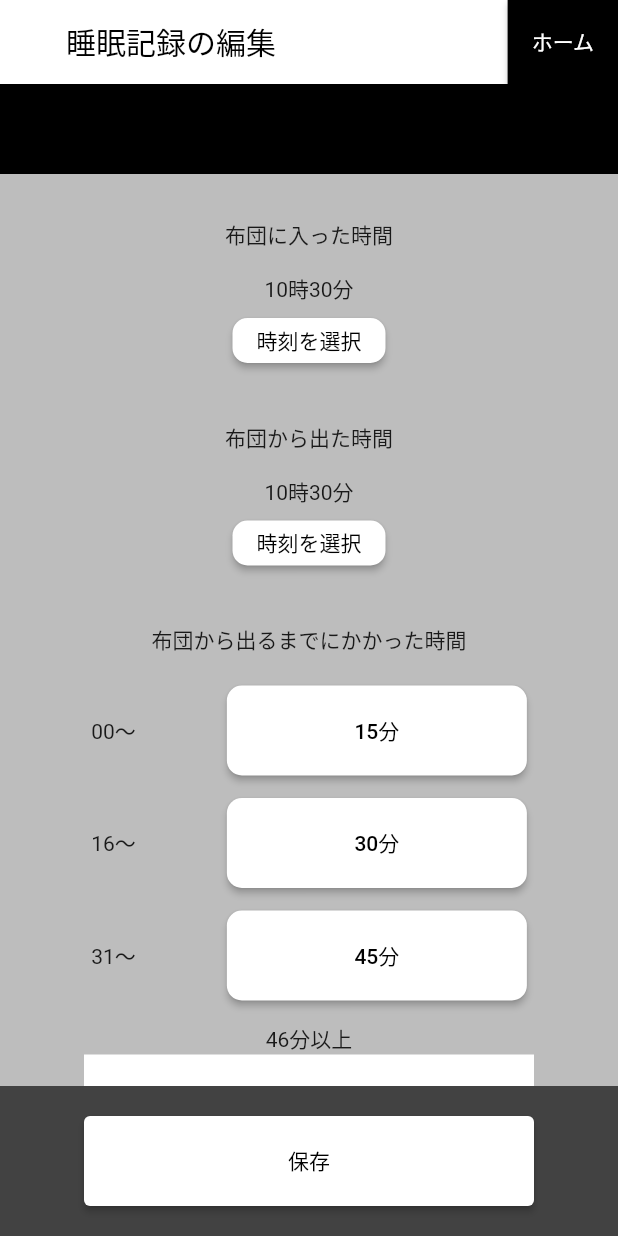
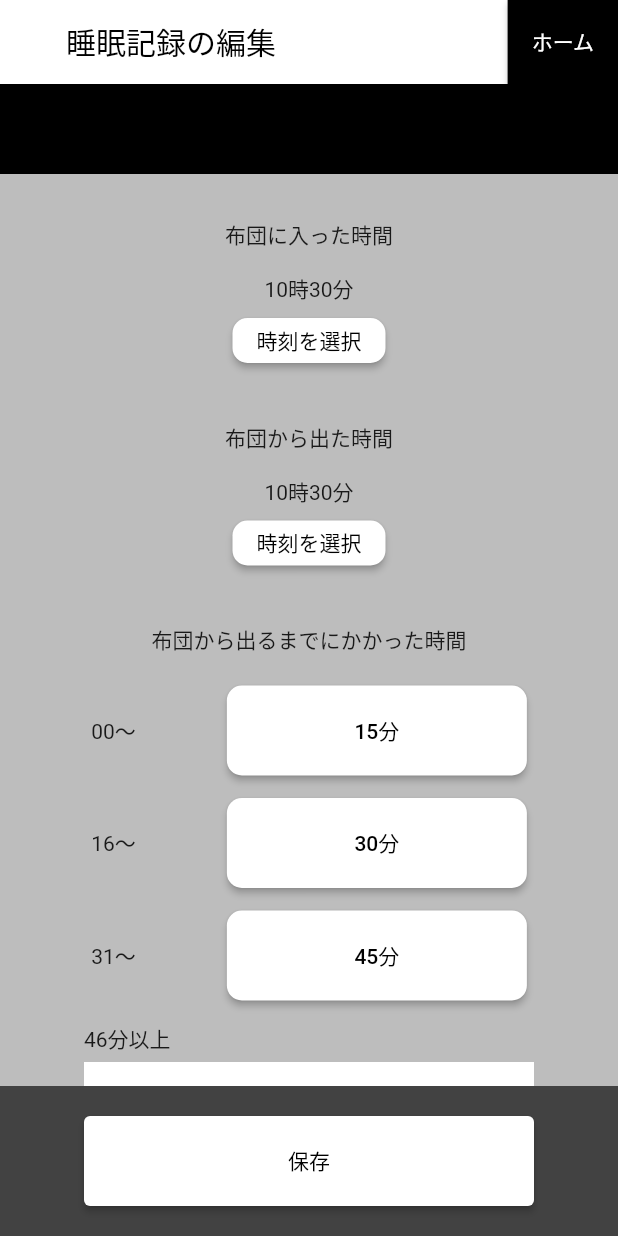
Before and after one commit to codeforjapan/Gussuri, a Flutter app: the SleepyEdit screen opened directly with empty values, on a phone screen of 412 x 824 dp. Run offline on Flutter 3.47's test engine with Material 2 defaults, Android fonts, the phone set to English and light mode, and no system bars; our stand-ins replace cloud_firestore, device_info_plus, firebase_core, flutter_screenutil, table_calendar; accounts and stored records are empty; generated files the repository leaves out were written again; statements that could not run were skipped.

Commit message:
fix: select box label

```diff
--- a/lib/sleepyEdit.dart
+++ b/lib/sleepyEdit.dart
@@ -233,9 +233,16 @@ class _SleepyState extends State<SleepyEdit> {
                           Container(
                             alignment: Alignment.centerLeft,
                             child: Column(
-                              children: const [
-                                Text("46分以上", textAlign: TextAlign.left),
-                                SizedBox(
+                              children: [
+                                Container(
+                                  padding: const EdgeInsets.only(bottom: 5),
+                                  width: 300,
+                                  child: const Text(
+                                    "46分以上",
+                                    textAlign: TextAlign.left,
+                                  ),
+                                ),
+                                const SizedBox(
                                   width: 300,
                                   child: DropBoxWidget(key: sleepyDropBoxKey),
                                 )
@@ -337,9 +344,16 @@ class _SleepyState extends State<SleepyEdit> {
                           Container(
                             alignment: Alignment.centerLeft,
                             child: Column(
-                              children: const [
-                                Text("46分以上", textAlign: TextAlign.left),
-                                SizedBox(
+                              children: [
+                                Container(
+                                  padding: const EdgeInsets.only(bottom: 5),
+                                  width: 300,
+                                  child: const Text(
+                                    "46分以上",
+                                    textAlign: TextAlign.left,
+                                  ),
+                                ),
+                                const SizedBox(
                                   width: 300,
                                   child: DropBoxWidget(
                                       key: sleepyDropBoxKeySecond),
```
